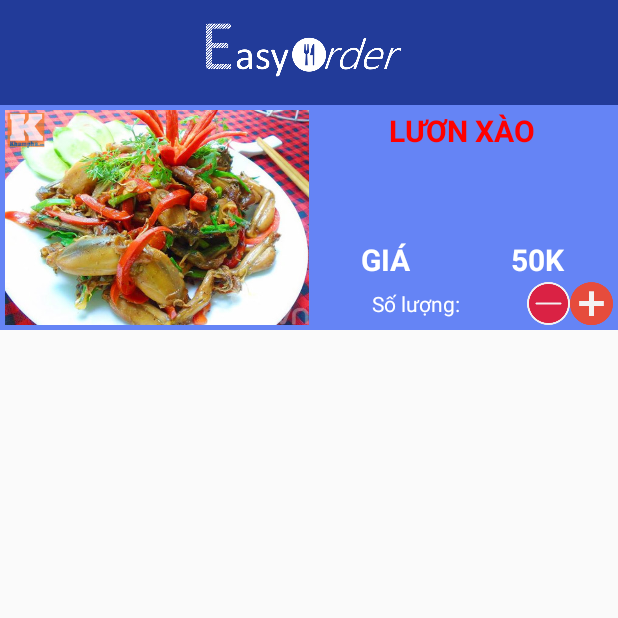
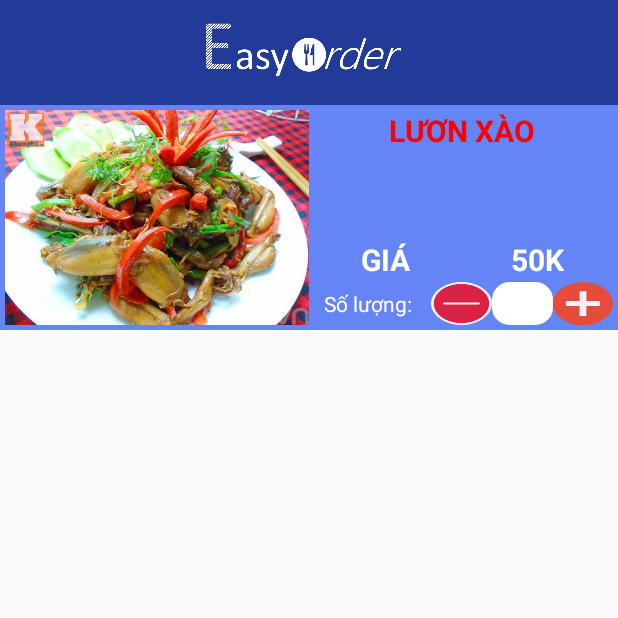
Before and after one commit to CNDDeasyoder/EasyOrder, an Android app: the MenuActivity screen opened directly, with no data from a screen before it, on a phone screen of 412 x 824 dp, the top half of it. Run offline under Robolectric (Android 15) with nearby library versions, the phone set to English and light mode, and no system bars.

Commit message:
Thay đổi layout Chọn món

```diff
--- /dev/null
+++ b/app/src/main/res/drawable/round.xml
@@ -0,0 +1,19 @@
+<?xml version="1.0" encoding="UTF-8"?>
+<shape xmlns:android="http://schemas.android.com/apk/res/android">
+    <solid android:color="#ffffffff"/>
+
+    <stroke android:width="3dp"
+        android:color="#ffffff"
+        />
+
+    <padding android:left="1dp"
+        android:top="1dp"
+        android:right="1dp"
+        android:bottom="1dp"
+        />
+
+    <corners android:bottomRightRadius="10dp"
+        android:bottomLeftRadius="10dp"
+        android:topLeftRadius="10dp"
+        android:topRightRadius="10dp"/>
+</shape>
--- a/app/src/main/res/layout/activity_menu.xml
+++ b/app/src/main/res/layout/activity_menu.xml
@@ -94,7 +94,7 @@
                         <TextView
                             android:layout_width="fill_parent"
                             android:layout_height="fill_parent"
-                            android:layout_weight="1"
+                            android:layout_weight="1.5"
                             android:text="Số lượng: "
                             android:textColor="#ffffff"
                             android:gravity="center"
@@ -104,14 +104,22 @@
                         <Button
                             android:layout_width="fill_parent"
                             android:layout_height="fill_parent"
-                            android:layout_weight="3"
+                            android:layout_weight="2"
                             android:background="@drawable/sub"
+                            />
+
+                        <EditText
+                            android:layout_width="fill_parent"
+                            android:layout_height="fill_parent"
+                            android:layout_weight="2"
+                            android:background="@drawable/round"
+                            android:inputType="number"
                             />
 
                         <Button
                             android:layout_width="fill_parent"
                             android:layout_height="fill_parent"
-                            android:layout_weight="3"
+                            android:layout_weight="2"
                             android:background="@drawable/plus"
                             />
 
```
